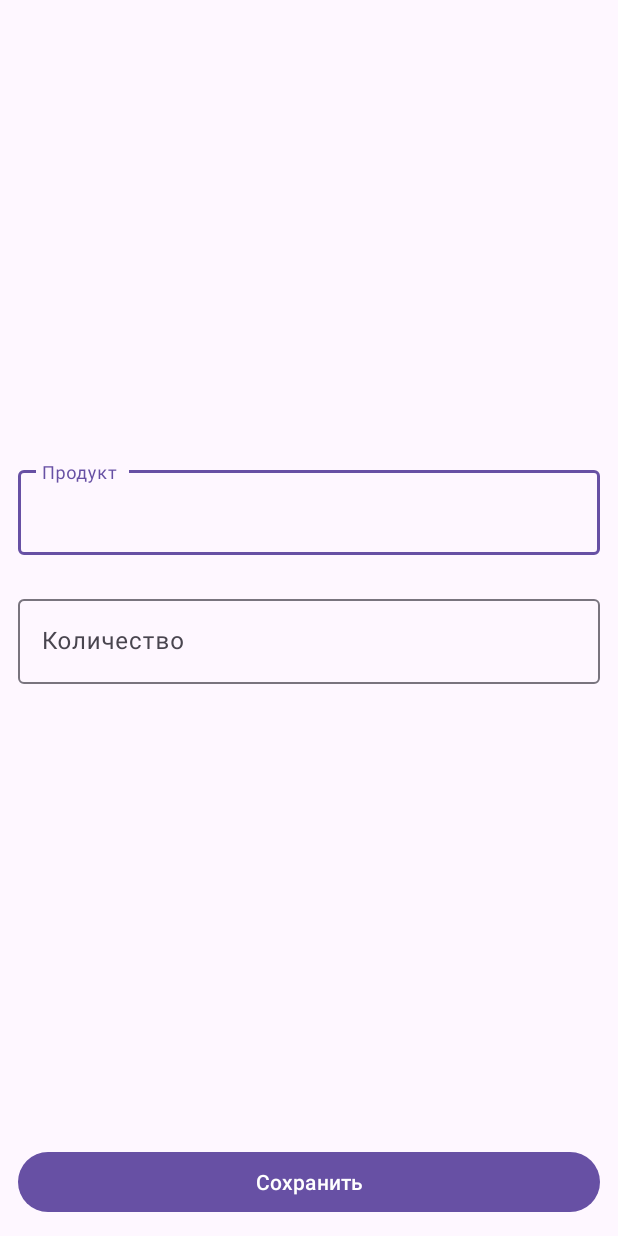
After one commit to akendardi/ShopList, an Android app: the ShopItemActivity screen opened directly, with no data from a screen before it, on a phone screen of 412 x 824 dp. The commit adds this screen. Run offline under Robolectric (Android 15) with nearby library versions, the phone set to English and light mode, and no system bars.

Commit message:
prepare shop item

```diff
--- a/app/build.gradle.kts
+++ b/app/build.gradle.kts
@@ -41,6 +41,7 @@ dependencies {
     implementation("androidx.appcompat:appcompat:1.6.1")
     implementation("com.google.android.material:material:1.11.0")
     implementation("androidx.constraintlayout:constraintlayout:2.1.4")
+    implementation("androidx.activity:activity:1.8.0")
     testImplementation("junit:junit:4.13.2")
     androidTestImplementation("androidx.test.ext:junit:1.1.5")
     androidTestImplementation("androidx.test.espresso:espresso-core:3.5.1")
--- a/app/src/main/AndroidManifest.xml
+++ b/app/src/main/AndroidManifest.xml
@@ -13,6 +13,10 @@
         android:theme="@style/Theme.ShopList"
         tools:targetApi="31">
         <activity
+            android:name=".presentation.ShopItemActivity"
+            android:windowSoftInputMode="adjustResize"
+            android:exported="false" />
+        <activity
             android:name=".presentation.MainActivity"
             android:exported="true">
             <intent-filter>
--- /dev/null
+++ b/app/src/main/java/com/example/shoplist/presentation/ShopItemActivity.kt
@@ -0,0 +1,21 @@
+package com.example.shoplist.presentation
+
+import android.os.Bundle
+import androidx.activity.enableEdgeToEdge
+import androidx.appcompat.app.AppCompatActivity
+import androidx.core.view.ViewCompat
+import androidx.core.view.WindowInsetsCompat
+import com.example.shoplist.R
+
+class ShopItemActivity : AppCompatActivity() {
+    override fun onCreate(savedInstanceState: Bundle?) {
+        super.onCreate(savedInstanceState)
+        enableEdgeToEdge()
+        setContentView(R.layout.activity_shop_item)
+        ViewCompat.setOnApplyWindowInsetsListener(findViewById(R.id.main)) { v, insets ->
+            val systemBars = insets.getInsets(WindowInsetsCompat.Type.systemBars())
+            v.setPadding(systemBars.left, systemBars.top, systemBars.right, systemBars.bottom)
+            insets
+        }
+    }
+}
--- /dev/null
+++ b/app/src/main/res/layout/activity_shop_item.xml
@@ -0,0 +1,61 @@
+<?xml version="1.0" encoding="utf-8"?>
+<androidx.constraintlayout.widget.ConstraintLayout xmlns:android="http://schemas.android.com/apk/res/android"
+    xmlns:app="http://schemas.android.com/apk/res-auto"
+    xmlns:tools="http://schemas.android.com/tools"
+    android:id="@+id/main"
+    android:layout_width="match_parent"
+    android:layout_height="match_parent"
+    tools:context=".presentation.ShopItemActivity">
+
+    <com.google.android.material.textfield.TextInputLayout
+        android:id="@+id/til_name"
+        android:layout_width="match_parent"
+        android:layout_height="wrap_content"
+        app:layout_constraintBottom_toTopOf="@+id/til_count"
+        app:layout_constraintEnd_toEndOf="parent"
+        app:layout_constraintHorizontal_bias="0.5"
+        android:layout_margin="12dp"
+        app:layout_constraintStart_toStartOf="parent"
+        app:layout_constraintVertical_chainStyle="packed"
+        app:layout_constraintTop_toTopOf="parent">
+
+        <com.google.android.material.textfield.TextInputEditText
+            android:id="@+id/et_name"
+            android:layout_width="match_parent"
+            android:layout_height="wrap_content"
+            android:hint="@string/product"
+            android:inputType="textCapWords" />
+
+    </com.google.android.material.textfield.TextInputLayout>
+
+    <com.google.android.material.textfield.TextInputLayout
+        android:id="@+id/til_count"
+        android:layout_width="match_parent"
+        android:layout_height="wrap_content"
+        android:layout_margin="12dp"
+        app:layout_constraintBottom_toTopOf="@+id/buttonSave"
+        app:layout_constraintEnd_toEndOf="parent"
+        app:layout_constraintHorizontal_bias="0.5"
+        app:layout_constraintStart_toStartOf="parent"
+        app:layout_constraintTop_toBottomOf="@+id/til_name">
+
+        <com.google.android.material.textfield.TextInputEditText
+            android:id="@+id/et_count"
+            android:layout_width="match_parent"
+            android:layout_height="wrap_content"
+            android:hint="@string/count"
+            android:inputType="textCapWords" />
+
+    </com.google.android.material.textfield.TextInputLayout>
+
+    <Button
+        android:id="@+id/buttonSave"
+        android:layout_width="match_parent"
+        android:layout_height="wrap_content"
+        android:text="@string/save"
+        android:layout_margin="12dp"
+        app:layout_constraintBottom_toBottomOf="parent"
+        app:layout_constraintEnd_toEndOf="parent"
+        app:layout_constraintStart_toStartOf="parent" />
+
+</androidx.constraintlayout.widget.ConstraintLayout>
--- a/app/src/main/res/values/strings.xml
+++ b/app/src/main/res/values/strings.xml
@@ -1,4 +1,7 @@
 <resources>
     <string name="app_name">ShopList</string>
     <string name="add_new_shopitem">Add new shopItem</string>
+    <string name="product">Продукт\n</string>
+    <string name="save">Сохранить</string>
+    <string name="count">Количество</string>
 </resources>
```
